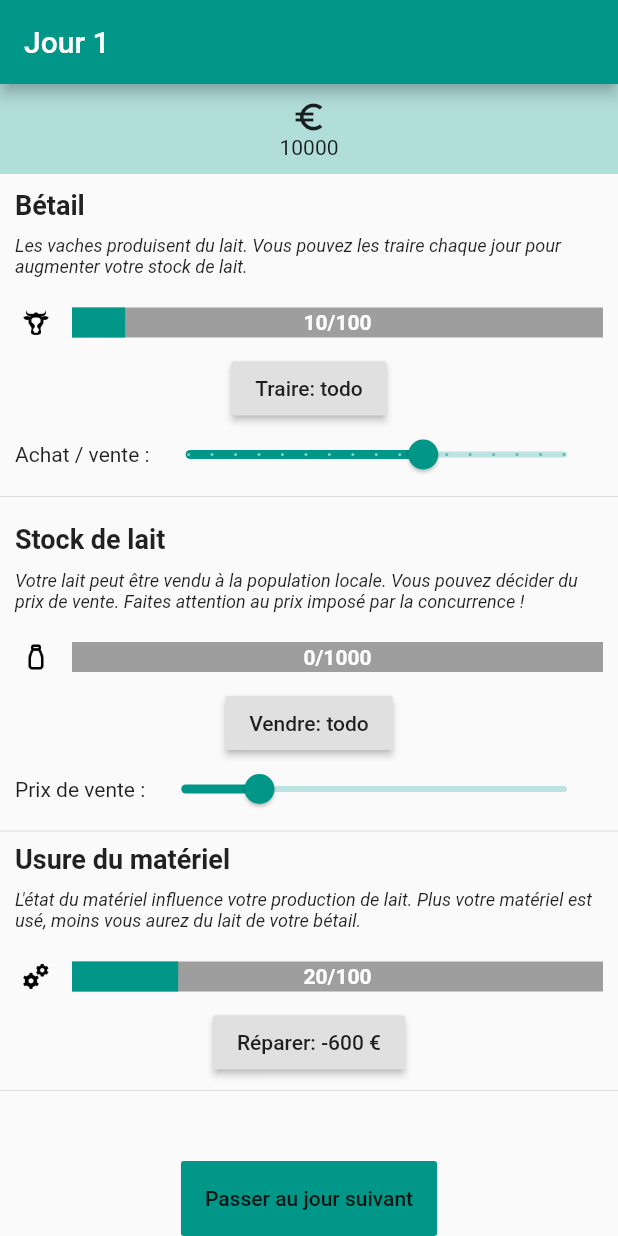
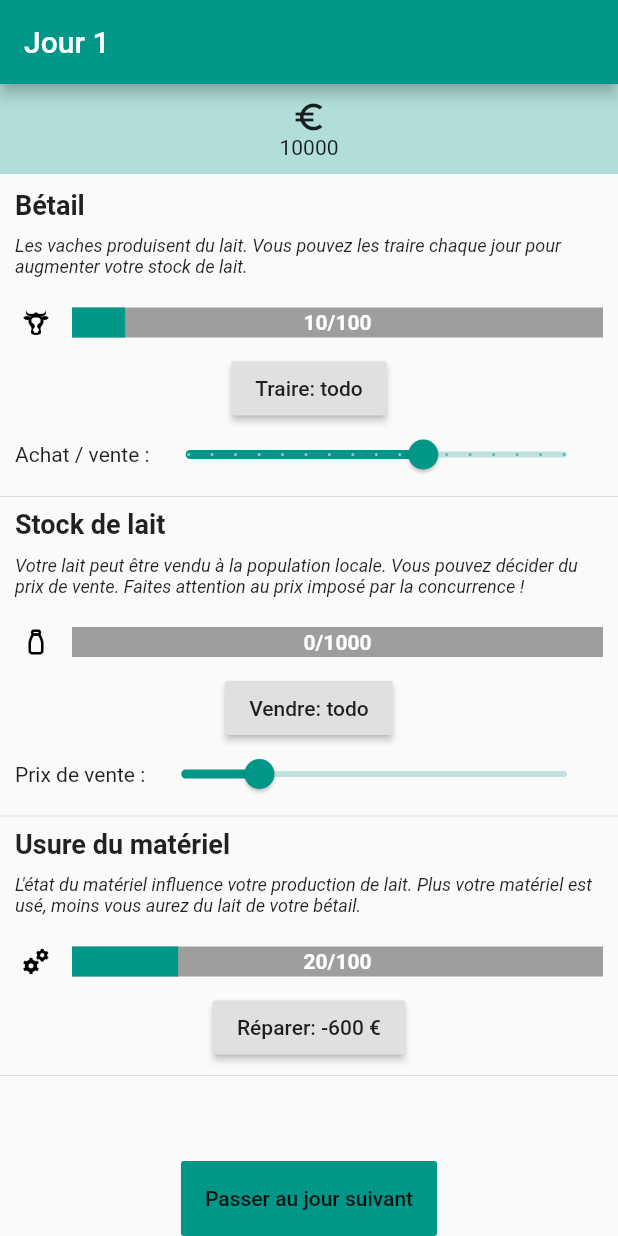
Before and after one commit to sprkl/MilkCow, a Flutter app: the screen it shows after launch, on a phone screen of 412 x 824 dp. Run offline on Flutter 3.47's test engine with Material 2 defaults, Android fonts, the phone set to English and light mode, and no system bars; our stand-ins replace flutter_redux, redux.

Commit message:
fixed milk sell

```diff
--- a/sosfaim/lib/components/MilkSellManager/milk_sell_manager_view.dart
+++ b/sosfaim/lib/components/MilkSellManager/milk_sell_manager_view.dart
@@ -25,7 +25,7 @@ class MilkSellManagerView extends StatelessWidget{
         children: <Widget> [
           new Container(
             alignment: Alignment.centerLeft,
-            padding: const EdgeInsets.only(left: 10.0, top: 10.0, right: 10.0),
+            padding: const EdgeInsets.only(left: 10.0, right: 10.0),
             child: new Text(
               'Stock de lait',
               style: new TextStyle(
--- a/sosfaim/lib/reducers/app_state_reducer.dart
+++ b/sosfaim/lib/reducers/app_state_reducer.dart
@@ -72,7 +72,7 @@ AppState _sellCow(AppState state, SellCow action) {
 }
 
 AppState _milkCows(AppState state, MilkCows action) {
-  var milkLitters = state.milkLitters + state.totalCowNumber * (30 * state.abrasion * 0.01);
+  var milkLitters = state.milkLitters + state.totalCowNumber * (30 * ((100 - state.abrasion) / 100.0));
 
   return state.copyWith(
     milkLitters: milkLitters.toInt(),
```
